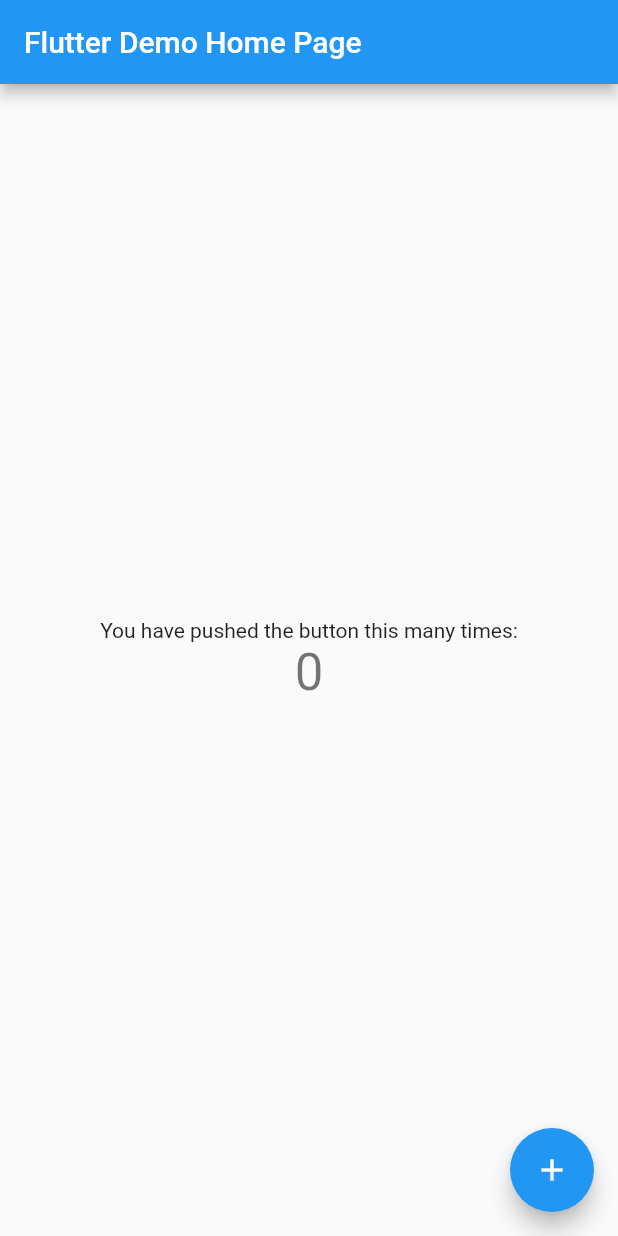
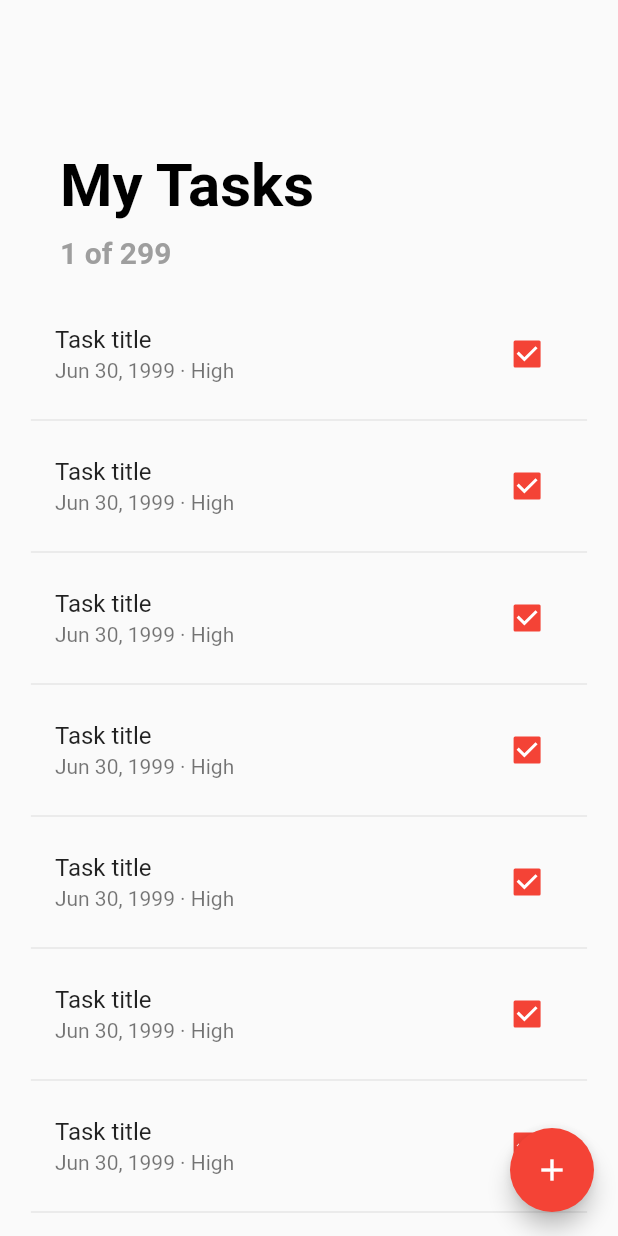
Before and after one commit to amirmekk/To-Do, a Flutter app: the screen it shows after launch, on a phone screen of 412 x 824 dp. Run offline on Flutter 3.47's test engine with Material 2 defaults, Android fonts, the phone set to English and light mode, and no system bars.

Commit message:
basic ui created

```diff
--- a/lib/main.dart
+++ b/lib/main.dart
@@ -1,113 +1,20 @@
 import 'package:flutter/material.dart';
+import 'package:todo/screens/todo_list_screen.dart';
 
 void main() {
   runApp(MyApp());
 }
 
 class MyApp extends StatelessWidget {
-  // This widget is the root of your application.
   @override
   Widget build(BuildContext context) {
     return MaterialApp(
-      title: 'Flutter Demo',
+      title: 'TO-DO List',
+      debugShowCheckedModeBanner: false,
       theme: ThemeData(
-        // This is the theme of your application.
-        //
-        // Try running your application with "flutter run". You'll see the
-        // application has a blue toolbar. Then, without quitting the app, try
-        // changing the primarySwatch below to Colors.green and then invoke
-        // "hot reload" (press "r" in the console where you ran "flutter run",
-        // or simply save your changes to "hot reload" in a Flutter IDE).
-        // Notice that the counter didn't reset back to zero; the application
-        // is not restarted.
-        primarySwatch: Colors.blue,
+        primarySwatch: Colors.red,
       ),
-      home: MyHomePage(title: 'Flutter Demo Home Page'),
+      home: ToDoListScreen(),
     );
   }
 }
-
-class MyHomePage extends StatefulWidget {
-  MyHomePage({Key key, this.title}) : super(key: key);
-
-  // This widget is the home page of your application. It is stateful, meaning
-  // that it has a State object (defined below) that contains fields that affect
-  // how it looks.
-
-  // This class is the configuration for the state. It holds the values (in this
-  // case the title) provided by the parent (in this case the App widget) and
-  // used by the build method of the State. Fields in a Widget subclass are
-  // always marked "final".
-
-  final String title;
-
-  @override
-  _MyHomePageState createState() => _MyHomePageState();
-}
-
-class _MyHomePageState extends State<MyHomePage> {
-  int _counter = 0;
-
-  void _incrementCounter() {
-    setState(() {
-      // This call to setState tells the Flutter framework that something has
-      // changed in this State, which causes it to rerun the build method below
-      // so that the display can reflect the updated values. If we changed
-      // _counter without calling setState(), then the build method would not be
-      // called again, and so nothing would appear to happen.
-      _counter++;
-    });
-  }
-
-  @override
-  Widget build(BuildContext context) {
-    // This method is rerun every time setState is called, for instance as done
-    // by the _incrementCounter method above.
-    //
-    // The Flutter framework has been optimized to make rerunning build methods
-    // fast, so that you can just rebuild anything that needs updating rather
-    // than having to individually change instances of widgets.
-    return Scaffold(
-      appBar: AppBar(
-        // Here we take the value from the MyHomePage object that was created by
-        // the App.build method, and use it to set our appbar title.
-        title: Text(widget.title),
-      ),
-      body: Center(
-        // Center is a layout widget. It takes a single child and positions it
-        // in the middle of the parent.
-        child: Column(
-          // Column is also a layout widget. It takes a list of children and
-          // arranges them vertically. By default, it sizes itself to fit its
-          // children horizontally, and tries to be as tall as its parent.
-          //
-          // Invoke "debug painting" (press "p" in the console, choose the
-          // "Toggle Debug Paint" action from the Flutter Inspector in Android
-          // Studio, or the "Toggle Debug Paint" command in Visual Studio Code)
-          // to see the wireframe for each widget.
-          //
-          // Column has various properties to control how it sizes itself and
-          // how it positions its children. Here we use mainAxisAlignment to
-          // center the children vertically; the main axis here is the vertical
-          // axis because Columns are vertical (the cross axis would be
-          // horizontal).
-          mainAxisAlignment: MainAxisAlignment.center,
-          children: <Widget>[
-            Text(
-              'You have pushed the button this many times:',
-            ),
-            Text(
-              '$_counter',
-              style: Theme.of(context).textTheme.headline4,
-            ),
-          ],
-        ),
-      ),
-      floatingActionButton: FloatingActionButton(
-        onPressed: _incrementCounter,
-        tooltip: 'Increment',
-        child: Icon(Icons.add),
-      ), // This trailing comma makes auto-formatting nicer for build methods.
-    );
-  }
-}
--- /dev/null
+++ b/lib/screens/todo_list_screen.dart
@@ -0,0 +1,76 @@
+import 'package:flutter/material.dart';
+
+class ToDoListScreen extends StatefulWidget {
+  @override
+  _ToDoListScreenState createState() => _ToDoListScreenState();
+}
+
+class _ToDoListScreenState extends State<ToDoListScreen> {
+  Widget _buildTask(int index) {
+    return Padding(
+      padding: EdgeInsets.symmetric(
+          horizontal: MediaQuery.of(context).size.width * 0.05),
+      child: Column(
+        children: [
+          ListTile(
+            title: Text('Task title'),
+            subtitle: Text('Jun 30, 1999 · High '),
+            trailing: Checkbox(
+              onChanged: (bool value) {
+                print(value);
+              },
+              value: true,
+              activeColor: Theme.of(context).primaryColor,
+            ),
+          ),
+          Divider(),
+        ],
+      ),
+    );
+  }
+
+  @override
+  Widget build(BuildContext context) {
+    return Scaffold(
+      floatingActionButton: FloatingActionButton(
+        onPressed: () => print('add item'),
+        backgroundColor: Theme.of(context).primaryColor,
+        child: Icon(Icons.add),
+      ),
+      body: ListView.builder(
+        padding: EdgeInsets.symmetric(vertical: 80),
+        itemCount: 10,
+        itemBuilder: (BuildContext context, int index) {
+          if (index == 0) {
+            return Padding(
+              padding: EdgeInsets.symmetric(vertical: 20, horizontal: 40),
+              child: Column(
+                crossAxisAlignment: CrossAxisAlignment.start,
+                children: <Widget>[
+                  Text(
+                    'My Tasks',
+                    style: TextStyle(
+                      color: Colors.black,
+                      fontSize: 40,
+                      fontWeight: FontWeight.bold,
+                    ),
+                  ),
+                  SizedBox(height: 10),
+                  Text(
+                    '1 of 299',
+                    style: TextStyle(
+                      color: Colors.grey,
+                      fontSize: 20,
+                      fontWeight: FontWeight.w600,
+                    ),
+                  ),
+                ],
+              ),
+            );
+          }
+          return _buildTask(index);
+        },
+      ),
+    );
+  }
+}
```
